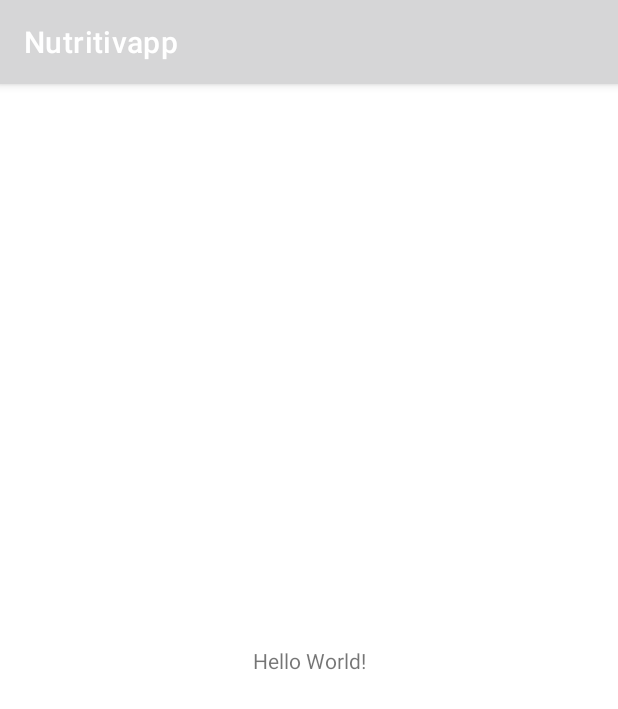
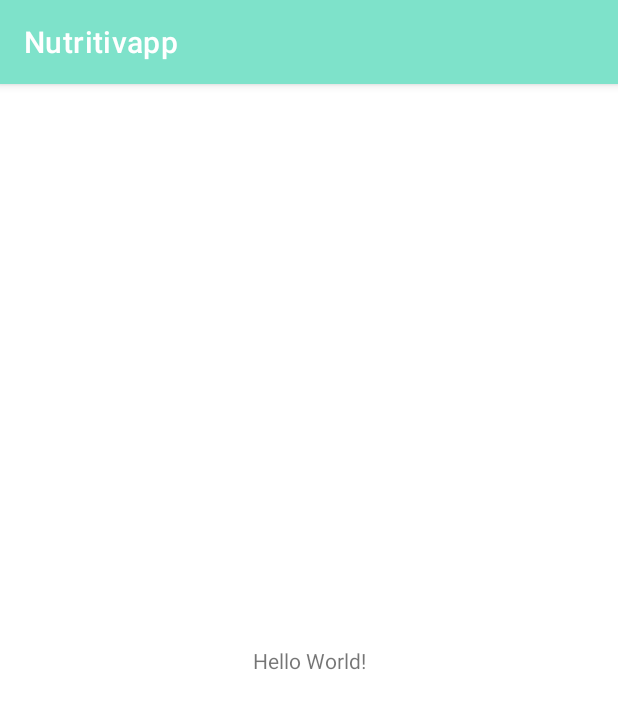
Before and after one commit to FernandoMelgar/Nutritivapp, an Android app: the screen it shows after launch (MainActivity), on a phone screen of 412 x 824 dp. Shown: the top 709 px of the screen. Run offline under Robolectric (Android 15) with nearby library versions, the phone set to English and light mode, and no system bars.

Commit message:
Theme correction

```diff
--- a/app/src/main/res/values-night/themes.xml
+++ b/app/src/main/res/values-night/themes.xml
@@ -2,12 +2,12 @@
     <!-- Base application theme. -->
     <style name="Theme.Nutritivapp" parent="Theme.MaterialComponents.DayNight.DarkActionBar">
         <!-- Primary brand color. -->
-        <item name="colorPrimary">@color/purple_200</item>
-        <item name="colorPrimaryVariant">@color/purple_700</item>
+        <item name="colorPrimary">@color/primary2</item>
+        <item name="colorPrimaryVariant">@color/primary</item>
         <item name="colorOnPrimary">@color/black</item>
         <!-- Secondary brand color. -->
-        <item name="colorSecondary">@color/teal_200</item>
-        <item name="colorSecondaryVariant">@color/teal_200</item>
+        <item name="colorSecondary">@color/complementary2</item>
+        <item name="colorSecondaryVariant">@color/complementary</item>
         <item name="colorOnSecondary">@color/black</item>
         <!-- Status bar color. -->
         <item name="android:statusBarColor" tools:targetApi="l">?attr/colorPrimaryVariant</item>
--- a/app/src/main/res/values/themes.xml
+++ b/app/src/main/res/values/themes.xml
@@ -2,12 +2,12 @@
     <!-- Base application theme. -->
     <style name="Theme.Nutritivapp" parent="Theme.MaterialComponents.DayNight.DarkActionBar">
         <!-- Primary brand color. -->
-        <item name="colorPrimary">@color/purple_500</item>
-        <item name="colorPrimaryVariant">@color/purple_700</item>
+        <item name="colorPrimary">@color/primary2</item>
+        <item name="colorPrimaryVariant">@color/primary</item>
         <item name="colorOnPrimary">@color/white</item>
         <!-- Secondary brand color. -->
-        <item name="colorSecondary">@color/teal_200</item>
-        <item name="colorSecondaryVariant">@color/teal_700</item>
+        <item name="colorSecondary">@color/complementary2</item>
+        <item name="colorSecondaryVariant">@color/complementary</item>
         <item name="colorOnSecondary">@color/black</item>
         <!-- Status bar color. -->
         <item name="android:statusBarColor" tools:targetApi="l">?attr/colorPrimaryVariant</item>
```
